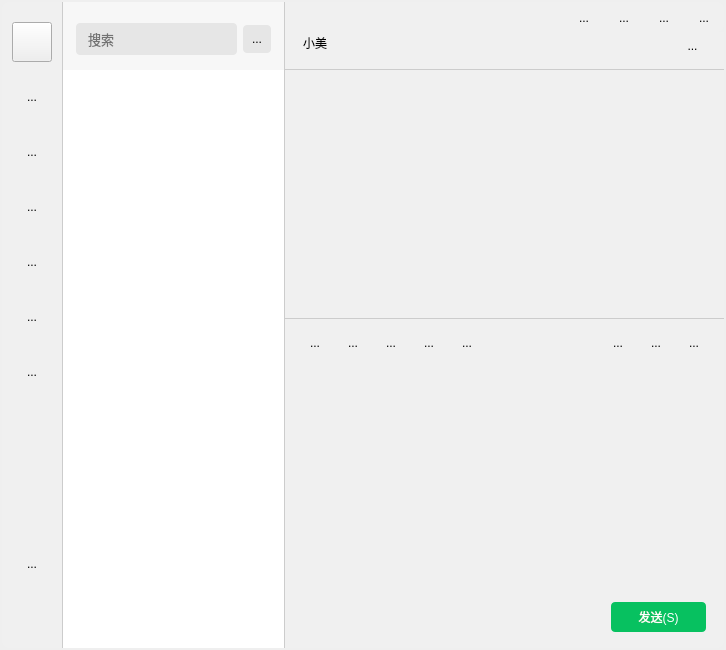
Before: the Qt Designer form src/ui/src/WeChatWidget.ui in AbsoluteZeroHeart/myWeChat, drawn with Qt 5.
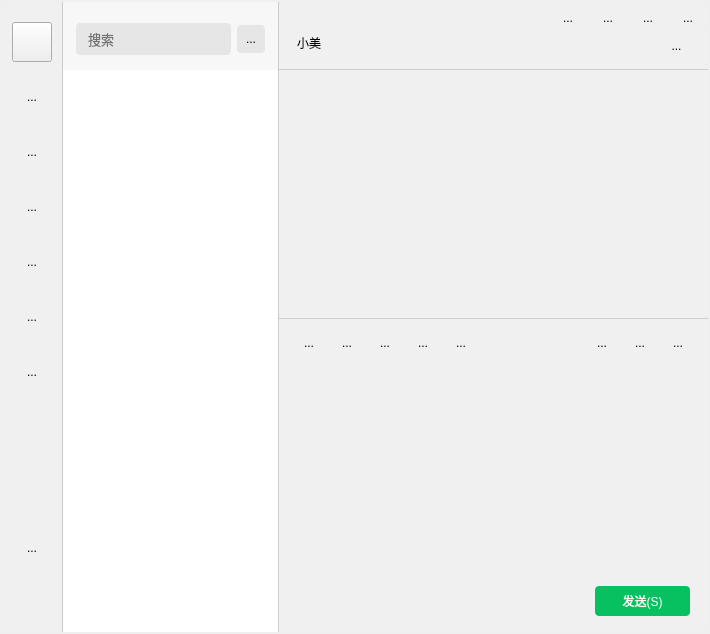
After: the same form once the commit is applied. The open tabs and pages were chosen to show the change. Icons and pictures are not drawn. Custom widgets are drawn as their Qt base class.

```diff
--- a/src/ui/src/WeChatWidget.ui
+++ b/src/ui/src/WeChatWidget.ui
@@ -6,14 +6,14 @@
    <rect>
     <x>0</x>
     <y>0</y>
-    <width>726</width>
-    <height>650</height>
+    <width>710</width>
+    <height>634</height>
    </rect>
   </property>
   <property name="minimumSize">
    <size>
-    <width>726</width>
-    <height>650</height>
+    <width>710</width>
+    <height>634</height>
    </size>
   </property>
   <property name="windowTitle">
```
Left out of the diff: 4 changed lines with no effect on the pictures.
